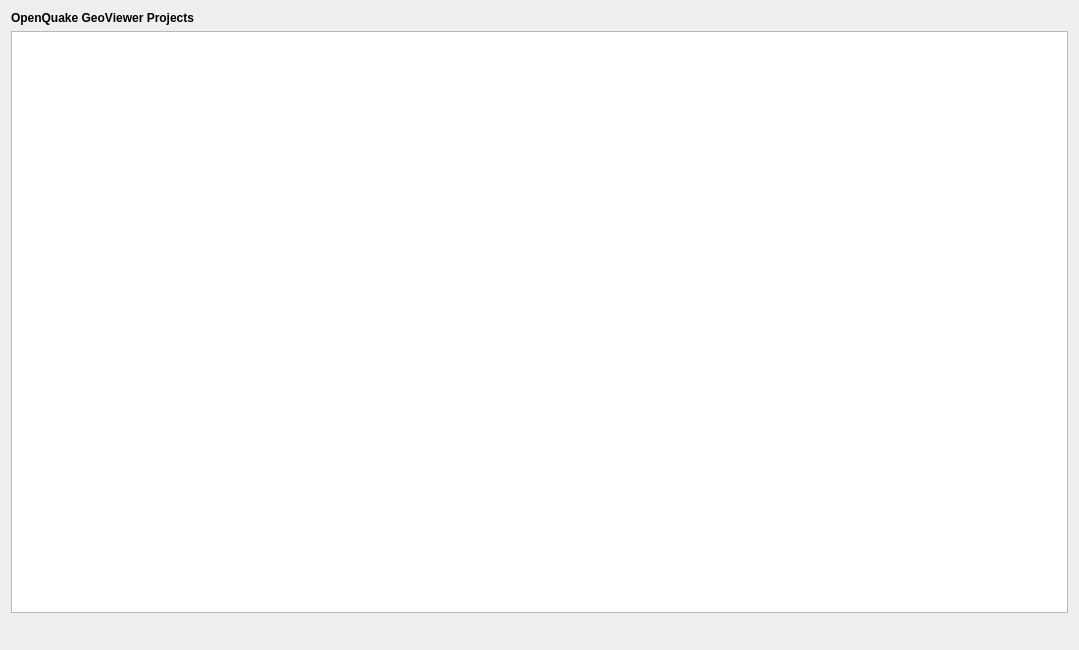
Above: svir/ui/ui_import_gv_proj.ui from gem/oq-irmt-qgis before the change. Below: the same form after it.
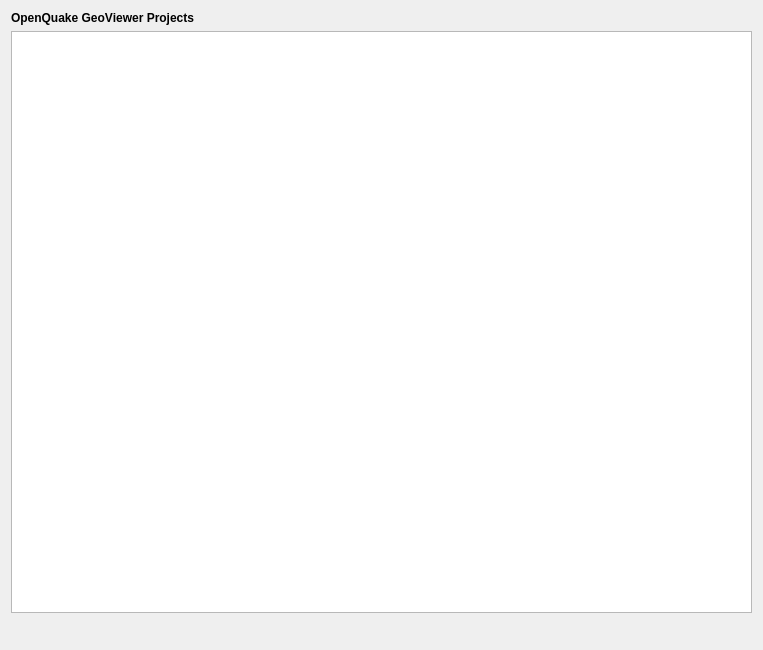
That is the form after the change. Icons and pictures are not drawn.

```diff
--- a/svir/ui/ui_import_gv_proj.ui
+++ b/svir/ui/ui_import_gv_proj.ui
@@ -6,7 +6,7 @@
    <rect>
     <x>0</x>
     <y>0</y>
-    <width>1079</width>
+    <width>763</width>
     <height>650</height>
    </rect>
   </property>
```
